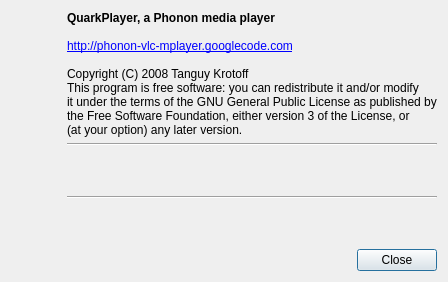
The window that quarkplayer/AboutWindow.ui (tkrotoff/QuarkPlayer) describes before a commit, drawn with Qt 5.
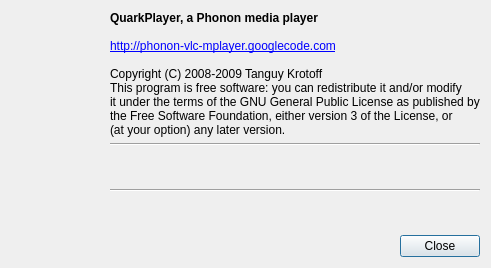
The same window after the commit. Icons and pictures are not drawn.

Commit message: Improve AboutWindow + make QuarkPlayerStyle be applied under Linux and other OS

Patch:
```diff
--- a/quarkplayer/AboutWindow.ui
+++ b/quarkplayer/AboutWindow.ui
@@ -5,8 +5,8 @@
    <rect>
     <x>0</x>
     <y>0</y>
-    <width>448</width>
-    <height>282</height>
+    <width>491</width>
+    <height>268</height>
    </rect>
   </property>
   <property name="windowTitle" >
@@ -30,7 +30,7 @@
 &lt;br>
 &lt;a href="http://phonon-vlc-mplayer.googlecode.com">http://phonon-vlc-mplayer.googlecode.com&lt;/a>&lt;br>
 &lt;br>
-Copyright (C) 2008  Tanguy Krotoff&lt;br>
+Copyright (C) 2008-2009  Tanguy Krotoff&lt;br>
 This program is free software: you can redistribute it and/or modify&lt;br>
 it under the terms of the GNU General Public License as published by&lt;br>
 the Free Software Foundation, either version 3 of the License, or&lt;br>
```
The commit also changes 7 other files.
